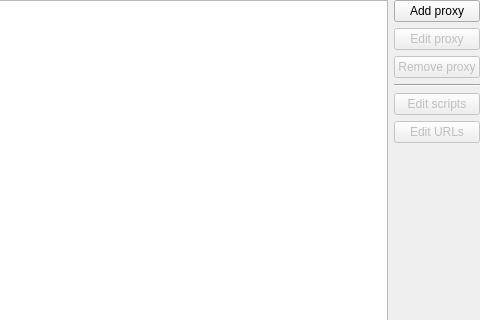
Qt form src/plugins/xproxy/proxiesconfigwidget.ui (0xd34df00d/leechcraft) before a commit; both pictures show x 163 to 643 and y 0 to 320 of the 643 by 540 pixel window.
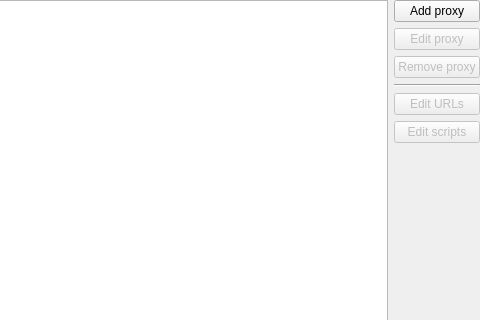
The same form after that commit. Icons and pictures are not drawn.

Commit message: [XProxy] Icons for buttons.

```diff
--- a/src/plugins/xproxy/proxiesconfigwidget.ui
+++ b/src/plugins/xproxy/proxiesconfigwidget.ui
@@ -56,16 +56,6 @@
        </property>
       </widget>
      </item>
-     <item>
-      <widget class="QPushButton" name="EditListsButton_">
-       <property name="enabled">
-        <bool>false</bool>
-       </property>
-       <property name="text">
-        <string>Edit scripts</string>
-       </property>
-      </widget>
-     </item>
      <item>
       <widget class="QPushButton" name="EditUrlsButton_">
        <property name="enabled">
@@ -73,6 +63,22 @@
        </property>
        <property name="text">
         <string>Edit URLs</string>
+       </property>
+       <property name="icon">
+        <iconset theme="internet-web-browser"/>
+       </property>
+      </widget>
+     </item>
+     <item>
+      <widget class="QPushButton" name="EditListsButton_">
+       <property name="enabled">
+        <bool>false</bool>
+       </property>
+       <property name="text">
+        <string>Edit scripts</string>
+       </property>
+       <property name="icon">
+        <iconset theme="preferences-plugin-script"/>
        </property>
       </widget>
      </item>
```
Left out of the diff: 9 changed lines with no effect on the pictures.
